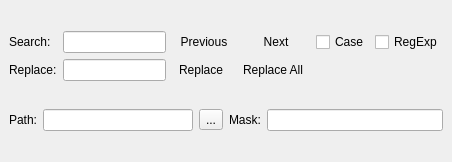
First picture: the form in v2/branches/dev/monkey/src/qscintillamanager/ui/pSearch.ui, repository testmana2/mks, before the edit.
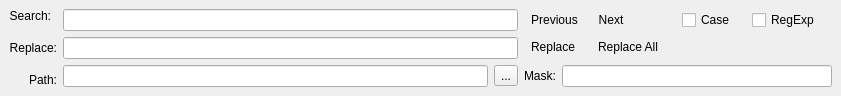
Second picture: the form after the edit. Icons and pictures are not drawn. Custom widgets are drawn as their Qt base class.

The edit to the form file:
```diff
--- a/v2/branches/dev/monkey/src/qscintillamanager/ui/pSearch.ui
+++ b/v2/branches/dev/monkey/src/qscintillamanager/ui/pSearch.ui
@@ -5,41 +5,134 @@
    <rect>
     <x>0</x>
     <y>0</y>
-    <width>452</width>
-    <height>162</height>
+    <width>841</width>
+    <height>140</height>
    </rect>
   </property>
   <property name="sizePolicy" >
-   <sizepolicy vsizetype="Preferred" hsizetype="Preferred" >
+   <sizepolicy vsizetype="Maximum" hsizetype="Maximum" >
     <horstretch>0</horstretch>
     <verstretch>0</verstretch>
    </sizepolicy>
   </property>
+  <property name="maximumSize" >
+   <size>
+    <width>16777215</width>
+    <height>16777215</height>
+   </size>
+  </property>
   <property name="windowTitle" >
    <string>Search - Replace</string>
   </property>
   <widget class="QWidget" name="wCentral" >
+   <property name="sizePolicy" >
+    <sizepolicy vsizetype="Maximum" hsizetype="Preferred" >
+     <horstretch>0</horstretch>
+     <verstretch>0</verstretch>
+    </sizepolicy>
+   </property>
+   <layout class="QHBoxLayout" >
+    <item>
    <layout class="QVBoxLayout" >
     <item>
-     <layout class="QGridLayout" >
-      <item row="1" column="0" >
        <widget class="QLabel" name="lSearchText" >
+        <property name="sizePolicy" >
+         <sizepolicy vsizetype="Fixed" hsizetype="Fixed" >
+          <horstretch>0</horstretch>
+          <verstretch>0</verstretch>
+         </sizepolicy>
+        </property>
         <property name="text" >
          <string>Search:</string>
         </property>
+        <property name="alignment" >
+         <set>Qt::AlignRight|Qt::AlignTrailing|Qt::AlignVCenter</set>
+        </property>
        </widget>
       </item>
-      <item row="1" column="1" >
+      <item>
+       <widget class="QLabel" name="lReplaceText" >
+        <property name="sizePolicy" >
+         <sizepolicy vsizetype="Preferred" hsizetype="Fixed" >
+          <horstretch>0</horstretch>
+          <verstretch>0</verstretch>
+         </sizepolicy>
+        </property>
+        <property name="text" >
+         <string>Replace:</string>
+        </property>
+        <property name="alignment" >
+         <set>Qt::AlignRight|Qt::AlignTrailing|Qt::AlignVCenter</set>
+        </property>
+       </widget>
+      </item>
+      <item>
+       <widget class="QLabel" name="lPath" >
+        <property name="sizePolicy" >
+         <sizepolicy vsizetype="Fixed" hsizetype="Minimum" >
+          <horstretch>0</horstretch>
+          <verstretch>0</verstretch>
+         </sizepolicy>
+        </property>
+        <property name="text" >
+         <string>Path:</string>
+        </property>
+        <property name="alignment" >
+         <set>Qt::AlignRight|Qt::AlignTrailing|Qt::AlignVCenter</set>
+        </property>
+       </widget>
+      </item>
+     </layout>
+    </item>
+    <item>
+     <layout class="QVBoxLayout" >
+      <item>
        <widget class="QLineEdit" name="leSearch" >
         <property name="toolTip" >
          <string>Enter the string or regular expression to find.</string>
         </property>
        </widget>
       </item>
-      <item row="1" column="2" colspan="2" >
+      <item>
+       <widget class="QLineEdit" name="leReplaceText" >
+        <property name="toolTip" >
+         <string>Replace the current selection with this string</string>
+        </property>
+       </widget>
+      </item>
+      <item>
+       <layout class="QHBoxLayout" >
+        <item>
+         <widget class="QLineEdit" name="lePath" >
+          <property name="toolTip" >
+           <string>Path for searching</string>
+          </property>
+         </widget>
+        </item>
+        <item>
+         <widget class="QToolButton" name="tbPath" >
+          <property name="toolTip" >
+           <string>Choose dirrectory</string>
+          </property>
+          <property name="text" >
+           <string>...</string>
+          </property>
+         </widget>
+        </item>
+       </layout>
+      </item>
+     </layout>
+    </item>
+    <item>
+     <layout class="QVBoxLayout" >
+      <item>
+       <layout class="QHBoxLayout" >
+        <item>
+         <layout class="QGridLayout" >
+          <item row="0" column="0" >
        <widget class="QToolButton" name="tbPrevious" >
         <property name="sizePolicy" >
-         <sizepolicy vsizetype="Fixed" hsizetype="Expanding" >
+             <sizepolicy vsizetype="Fixed" hsizetype="Fixed" >
           <horstretch>0</horstretch>
           <verstretch>0</verstretch>
          </sizepolicy>
@@ -61,10 +154,10 @@
         </property>
        </widget>
       </item>
-      <item row="1" column="4" >
+          <item row="0" column="1" >
        <widget class="QToolButton" name="tbNext" >
         <property name="sizePolicy" >
-         <sizepolicy vsizetype="Fixed" hsizetype="Expanding" >
+             <sizepolicy vsizetype="Fixed" hsizetype="Fixed" >
           <horstretch>0</horstretch>
           <verstretch>0</verstretch>
          </sizepolicy>
@@ -86,8 +179,70 @@
         </property>
        </widget>
       </item>
-      <item row="1" column="5" >
+          <item row="1" column="0" >
+           <widget class="QToolButton" name="tbReplace" >
+            <property name="sizePolicy" >
+             <sizepolicy vsizetype="Fixed" hsizetype="Fixed" >
+              <horstretch>0</horstretch>
+              <verstretch>0</verstretch>
+             </sizepolicy>
+            </property>
+            <property name="toolTip" >
+             <string>Replace</string>
+            </property>
+            <property name="text" >
+             <string>Replace</string>
+            </property>
+            <property name="icon" >
+             <iconset resource="../../resources/resources.qrc" >:/edit/icons/edit/search.png</iconset>
+            </property>
+            <property name="toolButtonStyle" >
+             <enum>Qt::ToolButtonTextBesideIcon</enum>
+            </property>
+            <property name="autoRaise" >
+             <bool>true</bool>
+            </property>
+           </widget>
+          </item>
+          <item row="1" column="1" >
+           <widget class="QToolButton" name="tbReplaceAll" >
+            <property name="sizePolicy" >
+             <sizepolicy vsizetype="Fixed" hsizetype="Fixed" >
+              <horstretch>0</horstretch>
+              <verstretch>0</verstretch>
+             </sizepolicy>
+            </property>
+            <property name="toolTip" >
+             <string>Replace All</string>
+            </property>
+            <property name="text" >
+             <string>Replace All</string>
+            </property>
+            <property name="icon" >
+             <iconset resource="../../resources/resources.qrc" >:/edit/icons/edit/replace.png</iconset>
+            </property>
+            <property name="toolButtonStyle" >
+             <enum>Qt::ToolButtonTextBesideIcon</enum>
+            </property>
+            <property name="autoRaise" >
+             <bool>true</bool>
+            </property>
+           </widget>
+          </item>
+         </layout>
+        </item>
+        <item>
+         <layout class="QVBoxLayout" >
+          <item>
+           <layout class="QHBoxLayout" >
+            <item>
        <widget class="QCheckBox" name="cbCaseSensitive" >
+              <property name="sizePolicy" >
+               <sizepolicy vsizetype="Fixed" hsizetype="Fixed" >
+                <horstretch>0</horstretch>
+                <verstretch>0</verstretch>
+               </sizepolicy>
+              </property>
         <property name="toolTip" >
          <string>If it's checked then the search is case sensitive.</string>
         </property>
@@ -96,8 +251,14 @@
         </property>
        </widget>
       </item>
-      <item row="1" column="6" >
+            <item>
        <widget class="QCheckBox" name="cbRegExp" >
+              <property name="sizePolicy" >
+               <sizepolicy vsizetype="Fixed" hsizetype="Fixed" >
+                <horstretch>0</horstretch>
+                <verstretch>0</verstretch>
+               </sizepolicy>
+              </property>
         <property name="toolTip" >
          <string>If it's checked then expr is interpreted as a regular expression rather than a simple string.</string>
         </property>
@@ -106,119 +267,38 @@
         </property>
        </widget>
       </item>
-      <item row="2" column="0" >
-       <widget class="QLabel" name="lReplaceText" >
-        <property name="text" >
-         <string>Replace:</string>
-        </property>
-       </widget>
-      </item>
-      <item row="2" column="1" >
-       <widget class="QLineEdit" name="leReplaceText" >
-        <property name="toolTip" >
-         <string>Replace the current selection with this string</string>
-        </property>
-       </widget>
-      </item>
-      <item row="2" column="2" >
-       <widget class="QToolButton" name="tbReplace" >
-        <property name="sizePolicy" >
-         <sizepolicy vsizetype="Fixed" hsizetype="Expanding" >
-          <horstretch>0</horstretch>
-          <verstretch>0</verstretch>
-         </sizepolicy>
-        </property>
-        <property name="toolTip" >
-         <string>Replace</string>
-        </property>
-        <property name="text" >
-         <string>Replace</string>
-        </property>
-        <property name="icon" >
-         <iconset resource="../../resources/resources.qrc" >:/edit/icons/edit/search.png</iconset>
-        </property>
-        <property name="toolButtonStyle" >
-         <enum>Qt::ToolButtonTextBesideIcon</enum>
-        </property>
-        <property name="autoRaise" >
-         <bool>true</bool>
-        </property>
-       </widget>
-      </item>
-      <item row="2" column="3" colspan="2" >
-       <widget class="QToolButton" name="tbReplaceAll" >
-        <property name="sizePolicy" >
-         <sizepolicy vsizetype="Fixed" hsizetype="Expanding" >
-          <horstretch>0</horstretch>
-          <verstretch>0</verstretch>
-         </sizepolicy>
-        </property>
-        <property name="toolTip" >
-         <string>Replace All</string>
-        </property>
-        <property name="text" >
-         <string>Replace All</string>
-        </property>
-        <property name="icon" >
-         <iconset resource="../../resources/resources.qrc" >:/edit/icons/edit/replace.png</iconset>
-        </property>
-        <property name="toolButtonStyle" >
-         <enum>Qt::ToolButtonTextBesideIcon</enum>
-        </property>
-        <property name="autoRaise" >
-         <bool>true</bool>
-        </property>
-       </widget>
-      </item>
-      <item row="2" column="5" colspan="2" >
+           </layout>
+          </item>
+          <item>
        <spacer>
         <property name="orientation" >
          <enum>Qt::Horizontal</enum>
         </property>
+            <property name="sizeType" >
+             <enum>QSizePolicy::Fixed</enum>
+            </property>
         <property name="sizeHint" >
          <size>
-          <width>40</width>
-          <height>20</height>
+              <width>161</width>
+              <height>28</height>
          </size>
         </property>
        </spacer>
       </item>
      </layout>
     </item>
-    <item>
-     <layout class="QHBoxLayout" >
-      <item>
-       <layout class="QHBoxLayout" >
-        <item>
-         <widget class="QLabel" name="lPath" >
-          <property name="text" >
-           <string>Path:</string>
-          </property>
-         </widget>
-        </item>
-        <item>
-         <widget class="QLineEdit" name="lePath" >
-          <property name="toolTip" >
-           <string>Path for searching</string>
-          </property>
-         </widget>
-        </item>
-        <item>
-         <widget class="QToolButton" name="tbPath" >
-          <property name="toolTip" >
-           <string>Choose dirrectory</string>
-          </property>
-          <property name="text" >
-           <string>...</string>
-          </property>
-         </widget>
-        </item>
        </layout>
       </item>
       <item>
        <layout class="QHBoxLayout" >
         <item>
          <widget class="QLabel" name="lMask" >
+          <property name="sizePolicy" >
+           <sizepolicy vsizetype="Preferred" hsizetype="Maximum" >
+            <horstretch>0</horstretch>
+            <verstretch>0</verstretch>
+           </sizepolicy>
+          </property>
           <property name="text" >
            <string>Mask:</string>
           </property>
@@ -226,6 +306,12 @@
         </item>
         <item>
          <widget class="QLineEdit" name="leMask" >
+          <property name="sizePolicy" >
+           <sizepolicy vsizetype="Fixed" hsizetype="Preferred" >
+            <horstretch>0</horstretch>
+            <verstretch>0</verstretch>
+           </sizepolicy>
+          </property>
           <property name="toolTip" >
            <string>Mask of file names. Use colon for separate masks</string>
           </property>
```
Lines whose indentation alone changed are shown as unchanged.
